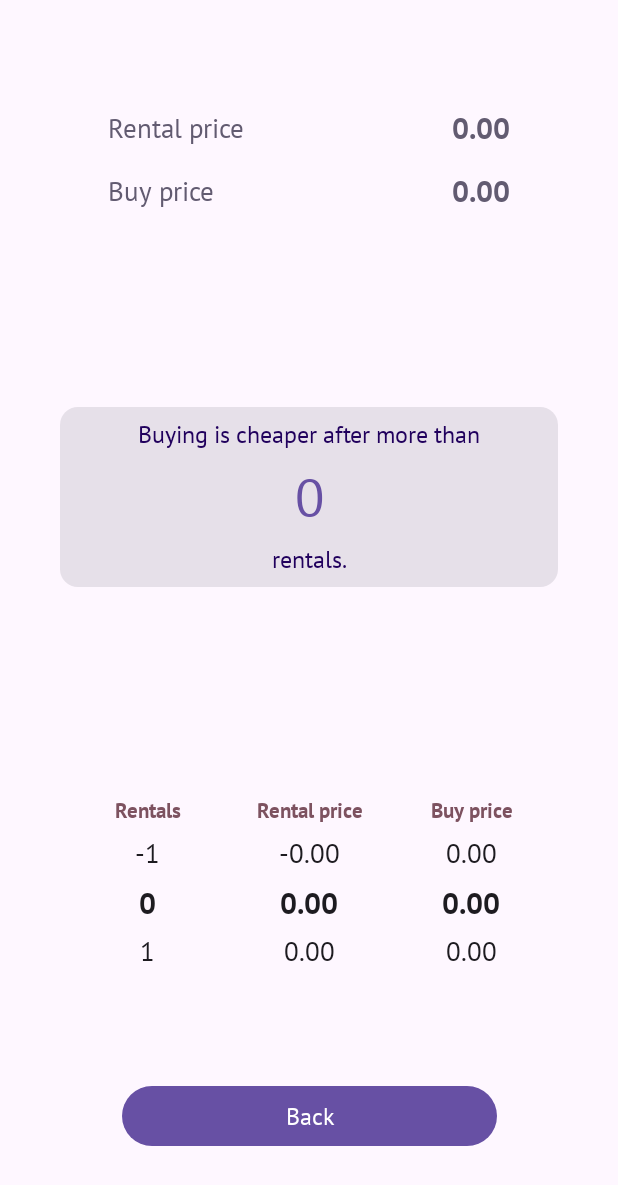
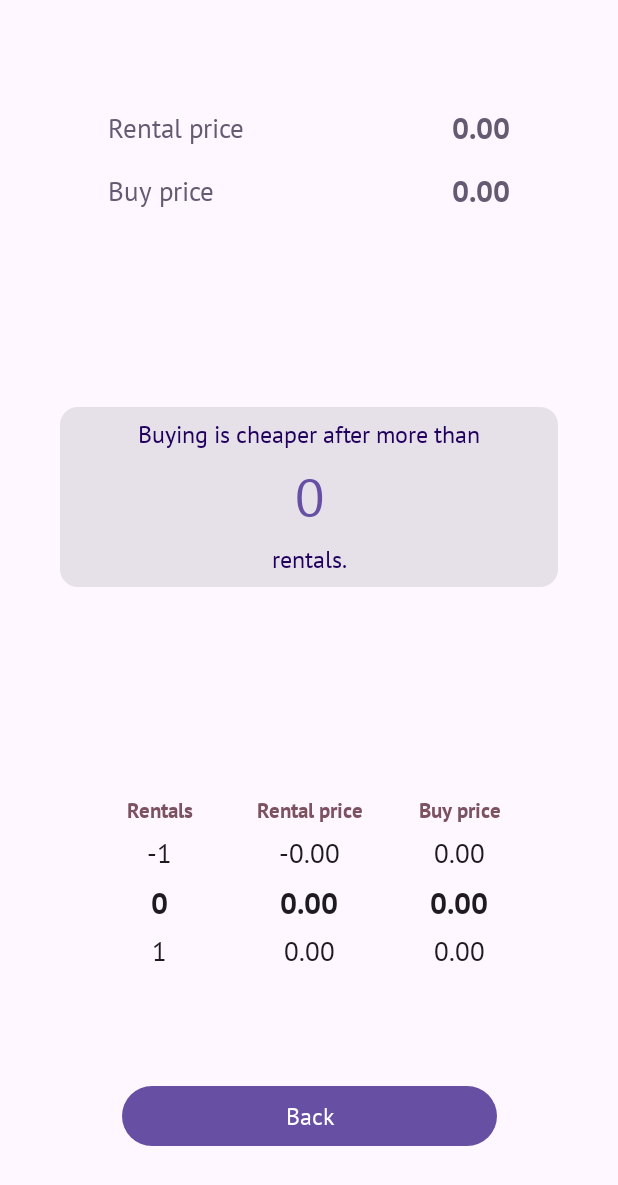
Before and after one commit to weissale1/RentOrBuy, an Android app built with Jetpack Compose: the OutputScreen screen opened through its navigation route, on a phone screen of 412 x 824 dp. Shown: the top 1185 px of the screen. Run offline under Robolectric (Android 15) with nearby library versions, the phone set to English and light mode, and no system bars.

Commit message:
add spacers

```diff
--- a/app/src/main/java/com/example/rentorbuy/ui/OutputScreen.kt
+++ b/app/src/main/java/com/example/rentorbuy/ui/OutputScreen.kt
@@ -209,6 +209,7 @@ fun ComparisonHeaderRow(
         horizontalArrangement = Arrangement.SpaceEvenly,
         verticalAlignment = Alignment.CenterVertically
     ) {
+        Spacer(modifier = Modifier.weight(1f))
         Text(
             text = stringResource(id = R.string.noOfRentals),
             style = MaterialTheme.typography.labelSmall,
@@ -233,6 +234,7 @@ fun ComparisonHeaderRow(
             modifier = Modifier
                 .width(ROW_WIDTH)
         )
+        Spacer(modifier = Modifier.weight(1f))
     }
 }
 
@@ -250,6 +252,7 @@ fun ComparisonRow(
         horizontalArrangement = Arrangement.SpaceEvenly,
         verticalAlignment = Alignment.CenterVertically
     ) {
+        Spacer(modifier = Modifier.weight(1f))
         Text(
             text = index.toString(),
             textAlign = TextAlign.Center,
@@ -272,6 +275,7 @@ fun ComparisonRow(
             modifier = Modifier
                 .width(ROW_WIDTH)
         )
+        Spacer(modifier = Modifier.weight(1f))
     }
 }
 
```
